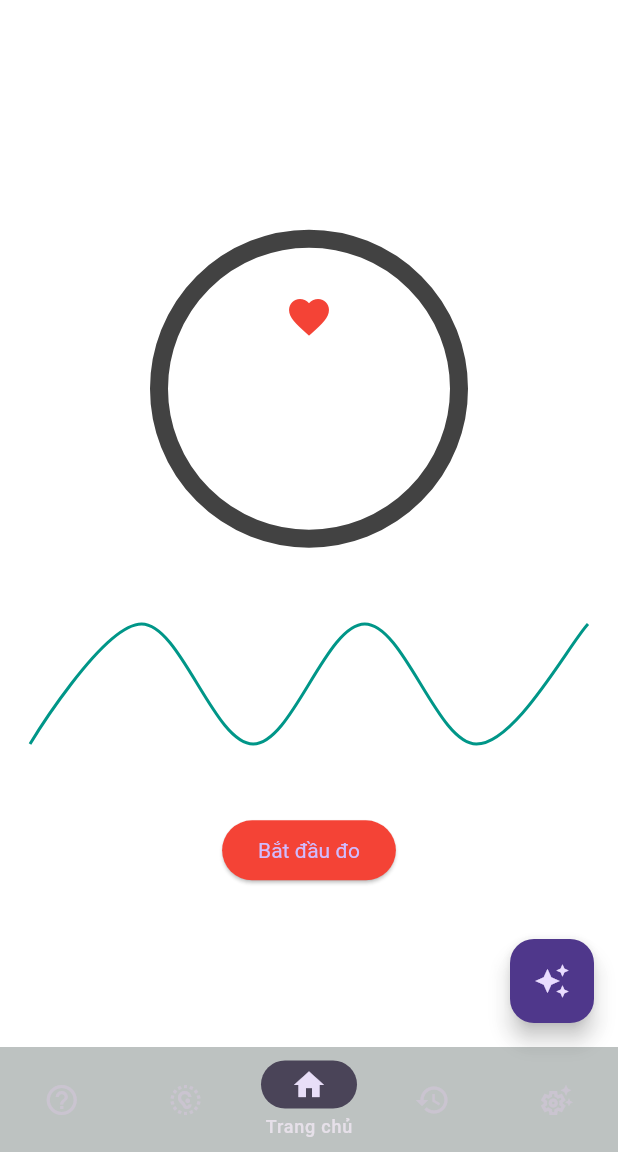
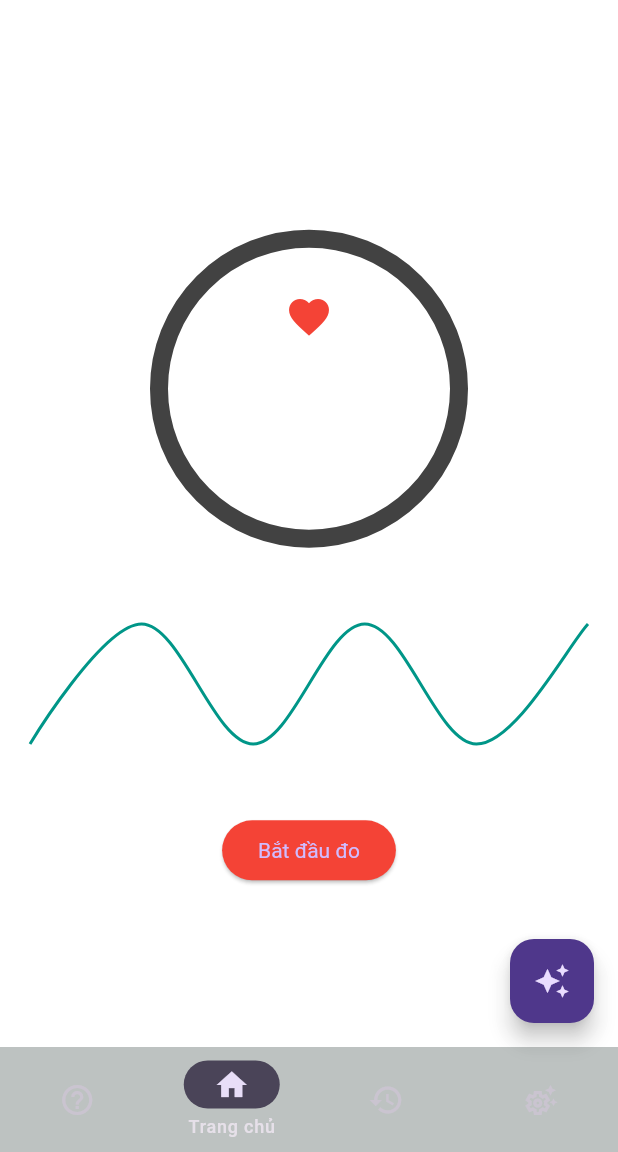
Before and after one commit to quocnhat02092003/HeartRateApp, a Flutter app: the HeartRateScreen screen opened directly, on a phone screen of 412 x 824 dp, the part 84-1236 px from its top. Run offline on Flutter 3.47's test engine with Material 3 defaults, Android fonts, the phone set to English and light mode, and no system bars; drawn by our look-alikes of fl_chart; our stand-ins replace camera, cloud_firestore, firebase_core, flutter_dotenv, google_sign_in, open_filex and 2 more; missing offline and left inert: syncfusion_flutter_pdf, tflite_flutter; accounts and stored records are empty; statements that could not run were skipped.

Commit message:
refactor measurement screens and data handling for improved user experience and feature integration

```diff
--- a/lib/features/heart_rate/presentation/screens/heart_rate_screen.dart
+++ b/lib/features/heart_rate/presentation/screens/heart_rate_screen.dart
@@ -16,7 +16,7 @@ class HeartRateScreen extends StatefulWidget {
 
 class _HeartRateScreenState extends State<HeartRateScreen>
     with SingleTickerProviderStateMixin {
-  int currentPageIndex = 2;
+  int currentPageIndex = 1;
   NavigationDestinationLabelBehavior labelBehavior =
       NavigationDestinationLabelBehavior.onlyShowSelected;
 
@@ -33,10 +33,8 @@ class _HeartRateScreenState extends State<HeartRateScreen>
           currentPageIndex == 0
               ? AppStrings.help
               : currentPageIndex == 1
-              ? AppStrings.bloodPressureTitle
+              ? AppStrings.appTitle
               : currentPageIndex == 2
-              ? AppStrings.appTitle
-              : currentPageIndex == 3
               ? AppStrings.history
               : AppStrings.setting,
           style: TextStyle(fontWeight: FontWeight.bold, color: Colors.white),
@@ -61,11 +59,6 @@ class _HeartRateScreenState extends State<HeartRateScreen>
             label: 'Trợ giúp',
           ),
           NavigationDestination(
-            icon: Icon(Icons.noise_aware_outlined),
-            selectedIcon: Icon(Icons.noise_aware),
-            label: 'Huyết áp',
-          ),
-          NavigationDestination(
             icon: Icon(Icons.home_outlined),
             label: 'Trang chủ',
             selectedIcon: Icon(Icons.home),
@@ -84,18 +77,17 @@ class _HeartRateScreenState extends State<HeartRateScreen>
       ),
       body: <Widget>[
         HelpTab(),
-        BloodPressureTab(),
         MeasureTab(),
         HistoryMeasureTab(),
         MoreTab(
           goToHistoryMeasureTab: () {
             setState(() {
-              currentPageIndex = 3;
+              currentPageIndex = 2;
             });
           },
         ),
       ][currentPageIndex],
-      floatingActionButton: currentPageIndex == 2
+      floatingActionButton: currentPageIndex == 1
           ? FloatingActionButton(
               onPressed: () {
                 Navigator.of(
--- a/lib/features/heart_rate/presentation/tabs/history_mesure_tab.dart
+++ b/lib/features/heart_rate/presentation/tabs/history_mesure_tab.dart
@@ -85,13 +85,15 @@ class _HistoryMeasureTabState extends State<HistoryMeasureTab> {
         final row = grid.rows.add();
 
         final timestamp = rec['timestamp'];
+        final sys = rec['bp_sys'];
+        final dia = rec['bp_dia'];
         final date = timestamp is Timestamp
             ? timestamp.toDate()
             : DateTime.now();
 
         row.cells[0].value = DateFormat("dd/MM/yyyy HH:mm").format(date);
         row.cells[1].value = rec['bpm'].toString();
-        row.cells[2].value = "Đo nhịp tim cá nhân";
+        row.cells[2].value = "Huyết áp $sys/$dia mmHg";
       }
 
       // Draw grid safely
```
